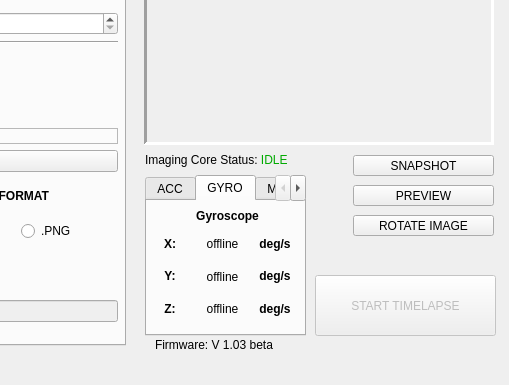
The window that _ui/Clinostat.ui (CoSE-Jerry/3D-Clinostat) describes before a commit, drawn with Qt 5; both pictures show x 515 to 1024 and y 215 to 600 of the 1024 by 600 pixel window.
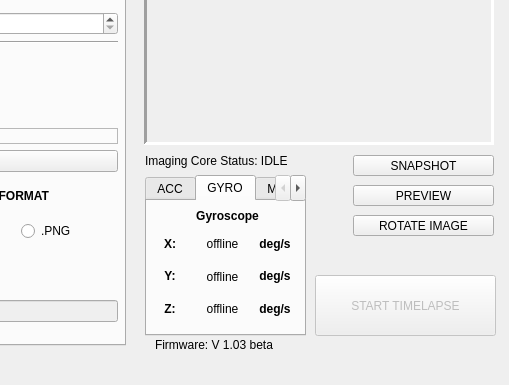
The same window after the commit. Icons and pictures are not drawn.

What changed in the file:
```diff
--- a/_ui/Clinostat.ui
+++ b/_ui/Clinostat.ui
@@ -2033,7 +2033,7 @@
      </rect>
     </property>
     <property name="text">
-     <string>&lt;html&gt;&lt;head/&gt;&lt;body&gt;&lt;p&gt;Imaging Core Status: &lt;span style=&quot; color:#00aa00;&quot;&gt;IDLE&lt;/span&gt;&lt;/p&gt;&lt;/body&gt;&lt;/html&gt;</string>
+     <string>Imaging Core Status: IDLE</string>
     </property>
    </widget>
   </widget>
```
